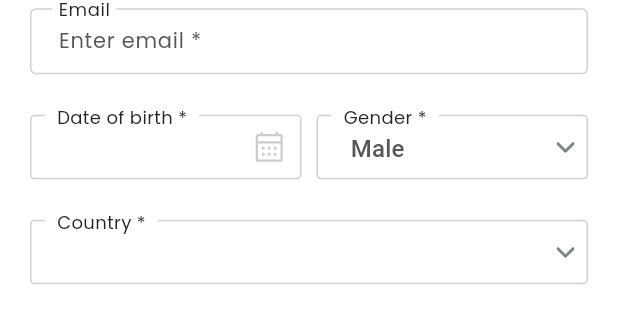
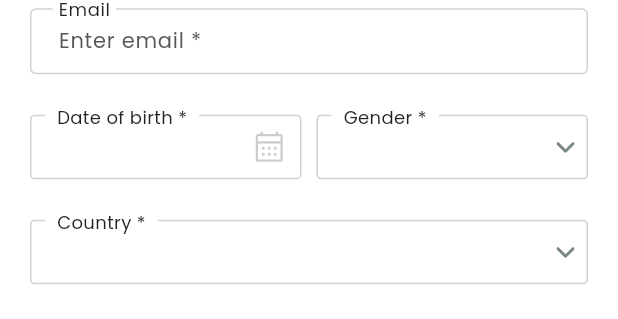
Before and after one commit to GigLabz-Pvt-Ltd/Giglabz-MCT, a Flutter app: the ProfileSettingWidget widget shown alone on an empty page, opened directly with empty values, on a phone screen of 412 x 824 dp. Shown: the part 664-983 px from the top of the screen. Run offline on Flutter 3.47's test engine with Material 3 defaults, Android fonts, the phone set to English and light mode, and no system bars; our stand-ins replace carousel_slider, flutter_rating_bar, flutter_svg, flutter_switch, google_fonts, image_picker and 2 more; missing offline and left inert: easy_pie_chart, syncfusion_flutter_core; accounts and stored records are empty; network calls fail; project files that could hold a hidden picture were left out.

Commit message:
Gender values updated to male and female only and default gender removed

```diff
--- a/lib/resources/constants/const.dart
+++ b/lib/resources/constants/const.dart
@@ -32,7 +32,7 @@ List<String> peopleRole = [
   "Others"
 ];
 List<String> peoplePermissions = ["View access", "Frequency of Notification"];
-List<String> genders = ["Male", "Female", "Other"];
+List<String> genders = ["Male", "Female"];
 List<String> hours = [
   "00 H",
   "01 H",
--- a/lib/screens/home/home_screen.dart
+++ b/lib/screens/home/home_screen.dart
@@ -1495,7 +1495,7 @@ class _HomeScreenState extends State<HomeScreen> {
                                 color: goalCategoryRed
                             ),
                             child: Text(
-                              mileID.progress.toString()+"%" ?? "25%",
+                              milestone![index].progress.toString()+"%" ?? "25%",
                               style: GoogleFonts.poppins(
                                 color: Colors.white,
                                 fontSize: 14,
--- a/lib/widgets/profile_setting_widget.dart
+++ b/lib/widgets/profile_setting_widget.dart
@@ -51,7 +51,7 @@ class _ProfileSettingWidgetState extends State<ProfileSettingWidget> {
   var selectedCountry, selectedState, selectedPincode;
   String? selectedArea = null;
   final _emailController = TextEditingController();
-  var selectedGender = genders[0];
+  var selectedGender;
   DateTime? selectedDob = null;
   DateTime? ndisStart = null;
   DateTime? ndisEnd = null;
@@ -2083,7 +2083,7 @@ class _ProfileSettingWidgetState extends State<ProfileSettingWidget> {
       _phoneNumController.text = widget.user.provider!.phone!;
       _emailController.text = widget.user.provider!.email!;
       interests = widget.user.provider!.interests;
-      selectedGender = "Other";
+      selectedGender = "";
       selectedCountry = widget.user.provider?.location ?? "Select Country";
       if (selectedCountry != "Select Country") {
         getStates();
@@ -2125,7 +2125,9 @@ class _ProfileSettingWidgetState extends State<ProfileSettingWidget> {
         selectedDob = DateFormat("dd/MM/yyyy")
             .parse(widget.user.participant!.dateOfBirth!);
       }
-      selectedGender = widget.user.participant?.gender ?? "Other";
+      if(widget.user.participant?.gender !=null) {
+        selectedGender = widget.user.participant!.gender!.toString();
+      }
       selectedCountry = widget.user.participant?.location ?? "Select Country";
       if (selectedCountry != "Select Country") {
         getStates();
```
